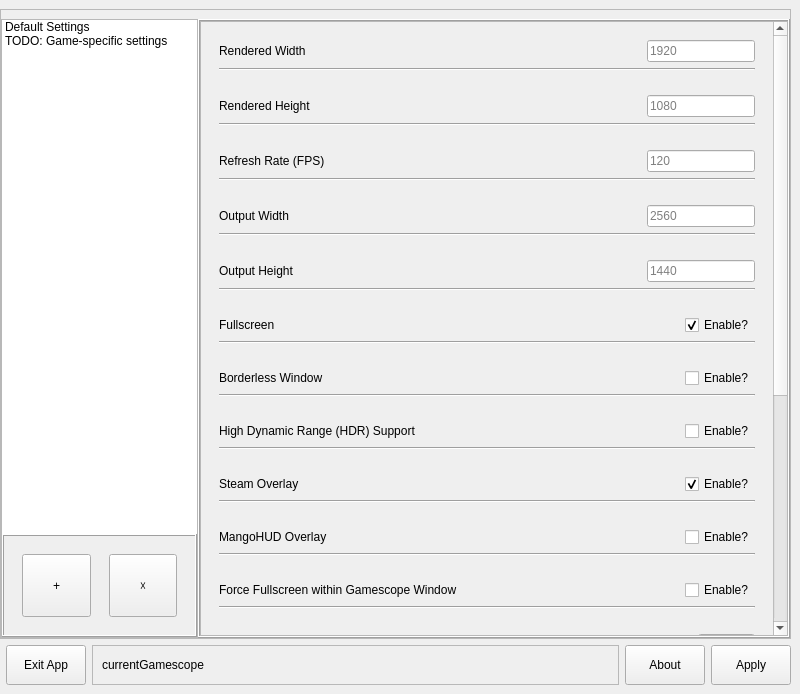
Old version of the form mainwindow.ui in the repository rfrench3/scopebuddy-gui.
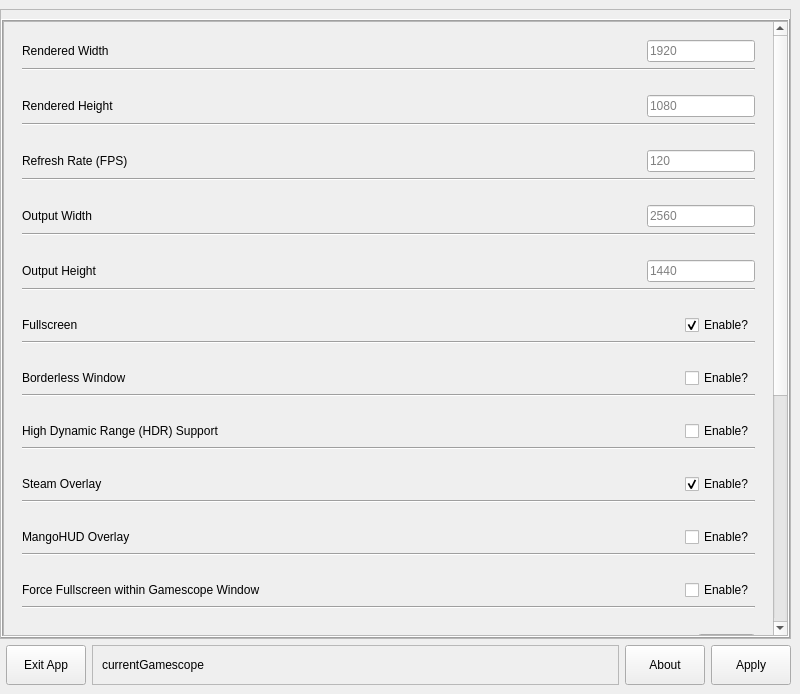
New version of the form. Icons and pictures are not drawn.

Commit message: update ui to remove unimplemented features

Diff of the .ui file:
```diff
--- a/mainwindow.ui
+++ b/mainwindow.ui
@@ -45,163 +45,6 @@
        <property name="bottomMargin">
         <number>0</number>
        </property>
-       <item>
-        <widget class="QFrame" name="frame">
-         <property name="sizePolicy">
-          <sizepolicy hsizetype="Preferred" vsizetype="Preferred">
-           <horstretch>1</horstretch>
-           <verstretch>0</verstretch>
-          </sizepolicy>
-         </property>
-         <property name="frameShape">
-          <enum>QFrame::Shape::StyledPanel</enum>
-         </property>
-         <property name="frameShadow">
-          <enum>QFrame::Shadow::Raised</enum>
-         </property>
-         <layout class="QVBoxLayout" name="verticalLayout">
-          <property name="spacing">
-           <number>0</number>
-          </property>
-          <property name="leftMargin">
-           <number>0</number>
-          </property>
-          <property name="topMargin">
-           <number>0</number>
-          </property>
-          <property name="rightMargin">
-           <number>0</number>
-          </property>
-          <property name="bottomMargin">
-           <number>0</number>
-          </property>
-          <item>
-           <widget class="QListWidget" name="listWidget_gamesList">
-            <property name="enabled">
-             <bool>true</bool>
-            </property>
-            <property name="sizePolicy">
-             <sizepolicy hsizetype="Expanding" vsizetype="Expanding">
-              <horstretch>0</horstretch>
-              <verstretch>5</verstretch>
-             </sizepolicy>
-            </property>
-            <property name="frameShape">
-             <enum>QFrame::Shape::Box</enum>
-            </property>
-            <property name="frameShadow">
-             <enum>QFrame::Shadow::Raised</enum>
-            </property>
-            <property name="lineWidth">
-             <number>0</number>
-            </property>
-            <property name="horizontalScrollBarPolicy">
-             <enum>Qt::ScrollBarPolicy::ScrollBarAlwaysOff</enum>
-            </property>
-            <property name="sizeAdjustPolicy">
-             <enum>QAbstractScrollArea::SizeAdjustPolicy::AdjustToContents</enum>
-            </property>
-            <property name="tabKeyNavigation">
-             <bool>true</bool>
-            </property>
-            <property name="movement">
-             <enum>QListView::Movement::Static</enum>
-            </property>
-            <item>
-             <property name="text">
-              <string>Default Settings</string>
-             </property>
-            </item>
-            <item>
-             <property name="text">
-              <string>TODO: Game-specific settings</string>
-             </property>
-            </item>
-           </widget>
-          </item>
-          <item>
-           <widget class="QFrame" name="frame_5">
-            <property name="sizePolicy">
-             <sizepolicy hsizetype="Minimum" vsizetype="MinimumExpanding">
-              <horstretch>0</horstretch>
-              <verstretch>1</verstretch>
-             </sizepolicy>
-            </property>
-            <property name="frameShape">
-             <enum>QFrame::Shape::Box</enum>
-            </property>
-            <property name="frameShadow">
-             <enum>QFrame::Shadow::Raised</enum>
-            </property>
-            <layout class="QHBoxLayout" name="horizontalLayout">
-             <property name="spacing">
-              <number>18</number>
-             </property>
-             <property name="leftMargin">
-              <number>18</number>
-             </property>
-             <property name="topMargin">
-              <number>18</number>
-             </property>
-             <property name="rightMargin">
-              <number>18</number>
-             </property>
-             <property name="bottomMargin">
-              <number>18</number>
-             </property>
-             <item>
-              <widget class="QToolButton" name="toolButton_addGame">
-               <property name="enabled">
-                <bool>true</bool>
-               </property>
-               <property name="sizePolicy">
-                <sizepolicy hsizetype="Expanding" vsizetype="Expanding">
-                 <horstretch>1</horstretch>
-                 <verstretch>1</verstretch>
-                </sizepolicy>
-               </property>
-               <property name="toolTip">
-                <string>TODO: adds slot for game-specific settings</string>
-               </property>
-               <property name="text">
-                <string>+</string>
-               </property>
-               <property name="icon">
-                <iconset theme="QIcon::ThemeIcon::ListAdd"/>
-               </property>
-               <property name="checkable">
-                <bool>false</bool>
-               </property>
-              </widget>
-             </item>
-             <item>
-              <widget class="QToolButton" name="toolButton_removeGame">
-               <property name="enabled">
-                <bool>true</bool>
-               </property>
-               <property name="sizePolicy">
-                <sizepolicy hsizetype="Expanding" vsizetype="Expanding">
-                 <horstretch>1</horstretch>
-                 <verstretch>1</verstretch>
-                </sizepolicy>
-               </property>
-               <property name="toolTip">
-                <string>TODO: removes selected game-specific slot</string>
-               </property>
-               <property name="text">
-                <string>☓</string>
-               </property>
-               <property name="icon">
-                <iconset theme="QIcon::ThemeIcon::ListRemove"/>
-               </property>
-              </widget>
-             </item>
-            </layout>
-           </widget>
-          </item>
-         </layout>
-        </widget>
-       </item>
        <item>
         <widget class="QStackedWidget" name="stackedWidget_settingsPanel">
          <property name="sizePolicy">
@@ -249,7 +92,7 @@
                <rect>
                 <x>0</x>
                 <y>0</y>
-                <width>570</width>
+                <width>769</width>
                 <height>1009</height>
                </rect>
               </property>
```
Left out of the diff: 19 changed lines with no effect on the pictures. The commit also changes 7 other files.
